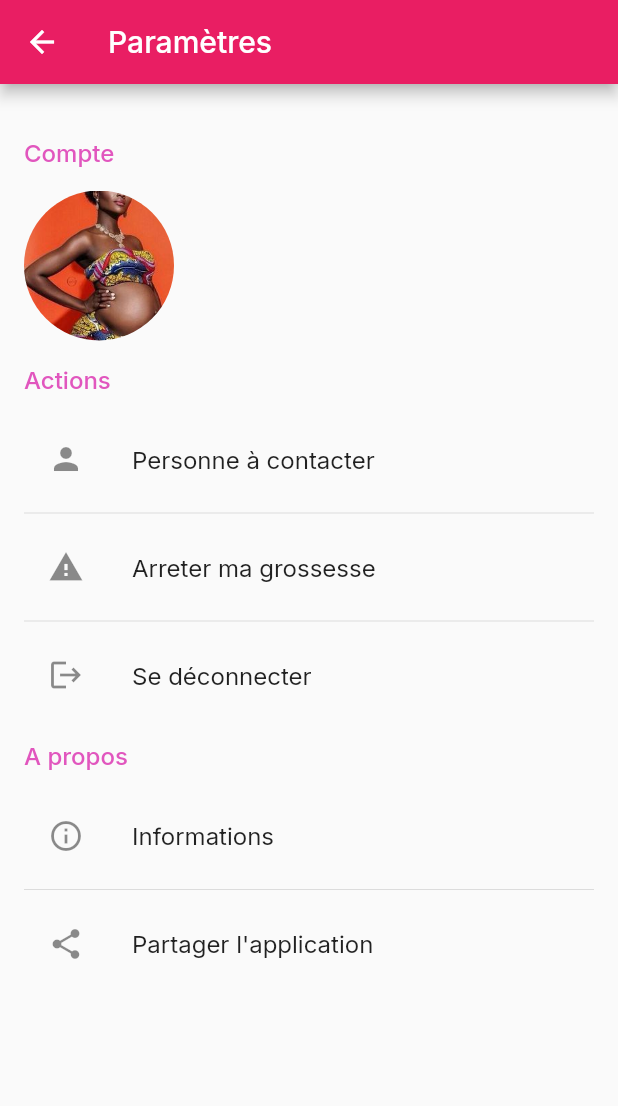
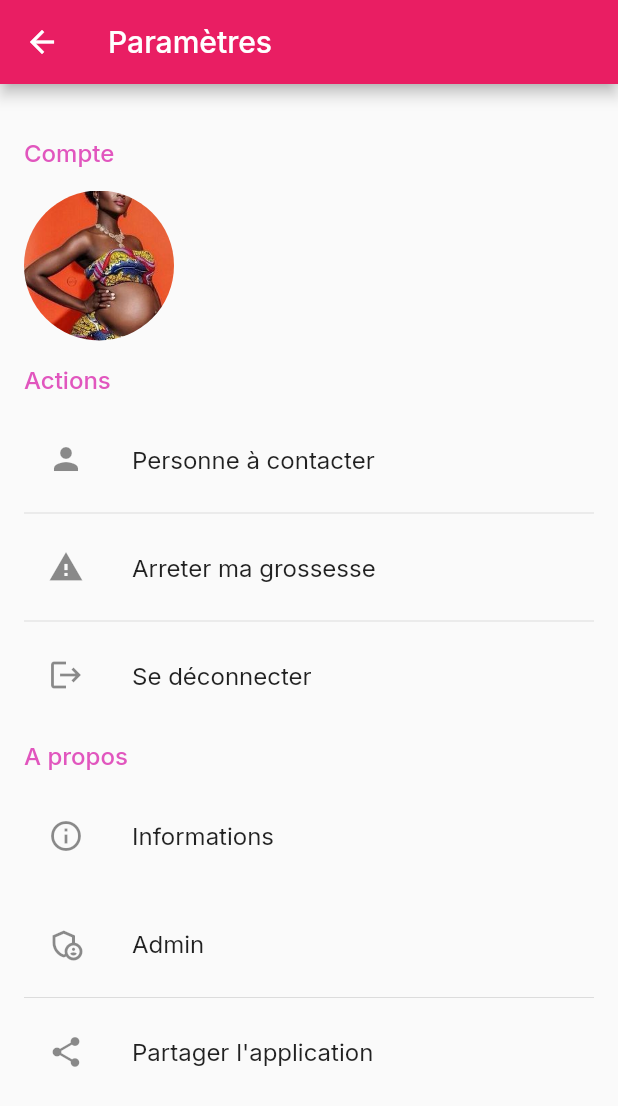
Before and after one commit to MyaNyembo/helpmama, a Flutter app: the Settings screen opened directly, on a phone screen of 412 x 824 dp. Shown: the top 1106 px of the screen. Run offline on Flutter 3.47's test engine with Material 2 defaults, Android fonts, the phone set to English and light mode, and no system bars; our stand-ins replace fluttertoast, get, google_fonts; missing offline and left inert: flutter_clean_calendar, utils_component.

Commit message:
version 1.0.0+4 | admin dash add to settings

```diff
--- a/lib/settings.dart
+++ b/lib/settings.dart
@@ -1,5 +1,6 @@
 import 'package:flutter/material.dart';
 import 'package:google_fonts/google_fonts.dart';
+import 'package:monapp/admin/dashboard.dart';
 import 'package:monapp/values/values.dart';
 
 class Settings extends StatefulWidget {
@@ -34,7 +35,7 @@
                   Container(
                     width: 100,
                     height: 100,
-                    decoration: BoxDecoration(
+                    decoration: const BoxDecoration(
                         borderRadius: BorderRadius.all(Radius.circular(100/2)),
                         image: DecorationImage(
                             image: AssetImage("assets/femmeEnceintebelle.jpg"),
@@ -49,19 +50,19 @@
               const SizedBox(height: 16.0,),
               ListTile(
                 onTap: () {},
-                leading: Icon(Icons.person),
+                leading: const Icon(Icons.person),
                 title: Text("Personne à contacter", style: GoogleFonts.inter(),),
               ),
-              Divider(),
+              const Divider(),
               ListTile(
                 onTap: () {},
-                leading: Icon(Icons.warning),
+                leading: const Icon(Icons.warning),
                 title: Text("Arreter ma grossesse", style: GoogleFonts.inter(),),
               ),
-              Divider(),
+              const Divider(),
               ListTile(
                 onTap: () {},
-                leading: Icon(Icons.logout),
+                leading: const Icon(Icons.logout),
                 title: Text("Se déconnecter", style: GoogleFonts.inter(),),
               ),
               const SizedBox(height: 16.0,),
@@ -72,7 +73,15 @@
                 leading: Icon(Icons.info_outline),
                 title: Text("Informations", style: GoogleFonts.inter(),),
               ),
-              Divider(),
+              const SizedBox(height: 16.0,),
+              ListTile(
+                onTap: () {
+                  Navigator.of(context).push(AdminDashboard.route());
+                },
+                leading: Icon(Icons.admin_panel_settings_outlined),
+                title: Text("Admin", style: GoogleFonts.inter(),),
+              ),
+              const Divider(),
               ListTile(
                 onTap: () {},
                 leading: Icon(Icons.share),
```
